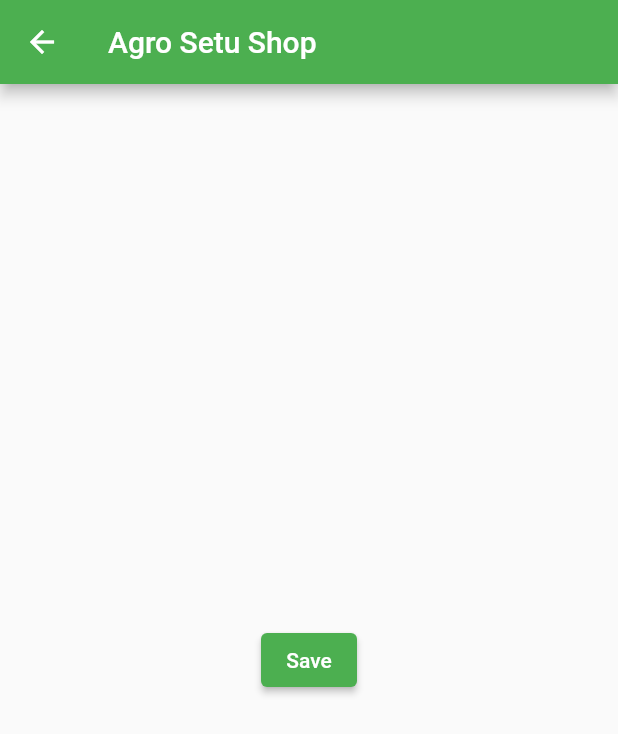
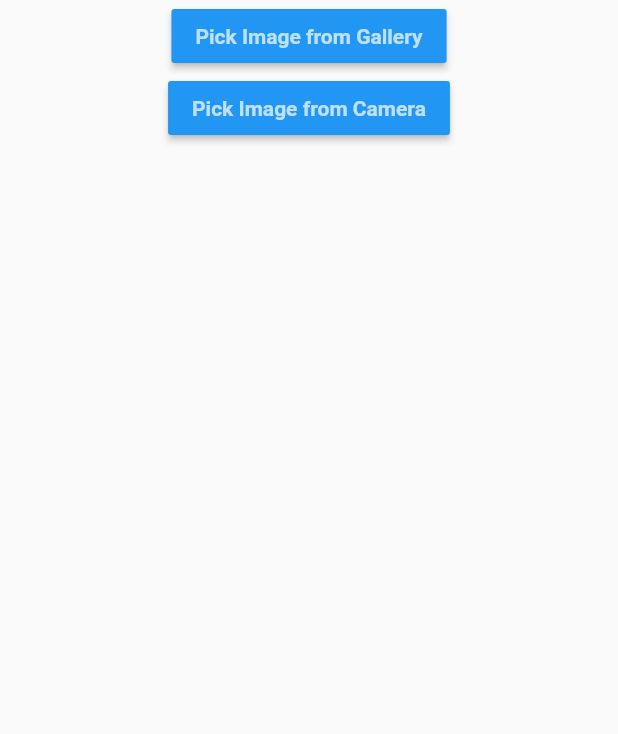
Before and after one commit to sushmabillakanti/Agro-Setu-Shop, a Flutter app: the Productdesc screen opened directly, on a phone screen of 412 x 824 dp. Shown: the top 734 px of the screen. Run offline on Flutter 3.47's test engine with Material 2 defaults, Android fonts, the phone set to English and light mode, and no system bars; our stand-ins replace carousel_slider, image_picker; statements that could not run were skipped.

Commit message:
image picker added

```diff
--- a/agro_setu_shop/lib/Farmer/productdesc.dart
+++ b/agro_setu_shop/lib/Farmer/productdesc.dart
@@ -1,23 +1,122 @@
-import 'package:agro_setu_shop/farmer/Farmer_list.dart';
+import 'dart:io';
 import 'package:flutter/material.dart';
+import 'package:image_picker/image_picker.dart';
 
+enum ImageSourceType { gallery, camera }
+class  Productdesc extends StatelessWidget {
+  const Productdesc({Key? key}) : super(key: key);
+  void _handleURLButtonPress(BuildContext context, var type) {
+    Navigator.push(context,
+        MaterialPageRoute(builder: (context) => ImageFromGalleryEx(type)));
+  }
 
-class Productdesc extends StatelessWidget {
-  const Productdesc({Key? key}) : super(key: key);
+  @override
+  Widget build(BuildContext context) {
+    return Scaffold(
+
+        body: Center(
+          child: Column(
+            children: [
+              MaterialButton(
+                color: Colors.blue,
+                child: Text(
+                  "Pick Image from Gallery",
+                  style: TextStyle(
+                      color: Colors.white70, fontWeight: FontWeight.bold),
+                ),
+                onPressed: () {
+                  _handleURLButtonPress(context, ImageSourceType.gallery);
+                },
+              ),
+              MaterialButton(
+                color: Colors.blue,
+                child: Text(
+                  "Pick Image from Camera",
+                  style: TextStyle(
+                      color: Colors.white70, fontWeight: FontWeight.bold),
+                ),
+                onPressed: () {
+                  _handleURLButtonPress(context, ImageSourceType.camera);
+                },
+              ),
+            ],
+          ),
+        ));
+  }
+}
+class ImageFromGalleryEx extends StatefulWidget {
+  final type;
+  ImageFromGalleryEx(this.type);
+
+  @override
+  ImageFromGalleryExState createState() => ImageFromGalleryExState(this.type);
+}
+
+class ImageFromGalleryExState extends State<ImageFromGalleryEx> {
+  var _image;
+  var imagePicker;
+  var type;
+
+  ImageFromGalleryExState(this.type);
+
+  @override
+  void initState() {
+    // ignore: todo
+    // TODO: implement initState
+    super.initState();
+    imagePicker = new ImagePicker();
+  }
 
   @override
   Widget build(BuildContext context) {
     return Scaffold(
       appBar: AppBar(
-        title: Text('Agro Setu Shop'),
-      ),
-      body: Center(
-          child: ElevatedButton(
-            onPressed: (){
-              Navigator.push(context, MaterialPageRoute(builder: (context)=>Farmer_list()));
-            },
-            child: Text('Save'),
+          title: Text(type == ImageSourceType.camera
+              ? "Image from Camera"
+              : "Image from Gallery")),
+      body: Column(
+        children: <Widget>[
+          SizedBox(
+            height: 52,
           ),
+          Center(
+            child: GestureDetector(
+              onTap: () async {
+                var source = type == ImageSourceType.camera
+                    ? ImageSource.camera
+                    : ImageSource.gallery;
+                XFile image = await imagePicker.pickImage(
+                    source: source, imageQuality: 50, preferredCameraDevice: CameraDevice.front);
+                setState(() {
+                  _image = File(image.path);
+                });
+              },
+              child: Container(
+                width: 200,
+                height: 200,
+                decoration: BoxDecoration(
+                    color: Colors.red[200]),
+                child: _image != null
+                    ? Image.file(
+                          _image,
+                          width: 200.0,
+                          height: 200.0,
+                          fit: BoxFit.fitHeight,
+                        )
+                    : Container(
+                        decoration: BoxDecoration(
+                            color: Colors.red[200]),
+                        width: 200,
+                        height: 200,
+                        child: Icon(
+                          Icons.camera_alt,
+                          color: Colors.grey[800],
+                        ),
+                      ),
+              ),
+            ),
+          )
+        ],
       ),
     );
   }
--- a/agro_setu_shop/pubspec.yaml
+++ b/agro_setu_shop/pubspec.yaml
@@ -35,6 +35,7 @@
   # The following adds the Cupertino Icons font to your application.
   # Use with the CupertinoIcons class for iOS style icons.
   cupertino_icons: ^1.0.2
+  image_picker: ^0.8.2
 
 dev_dependencies:
   flutter_test:
```
Also changed, not shown: agro_setu_shop/pubspec.lock.
